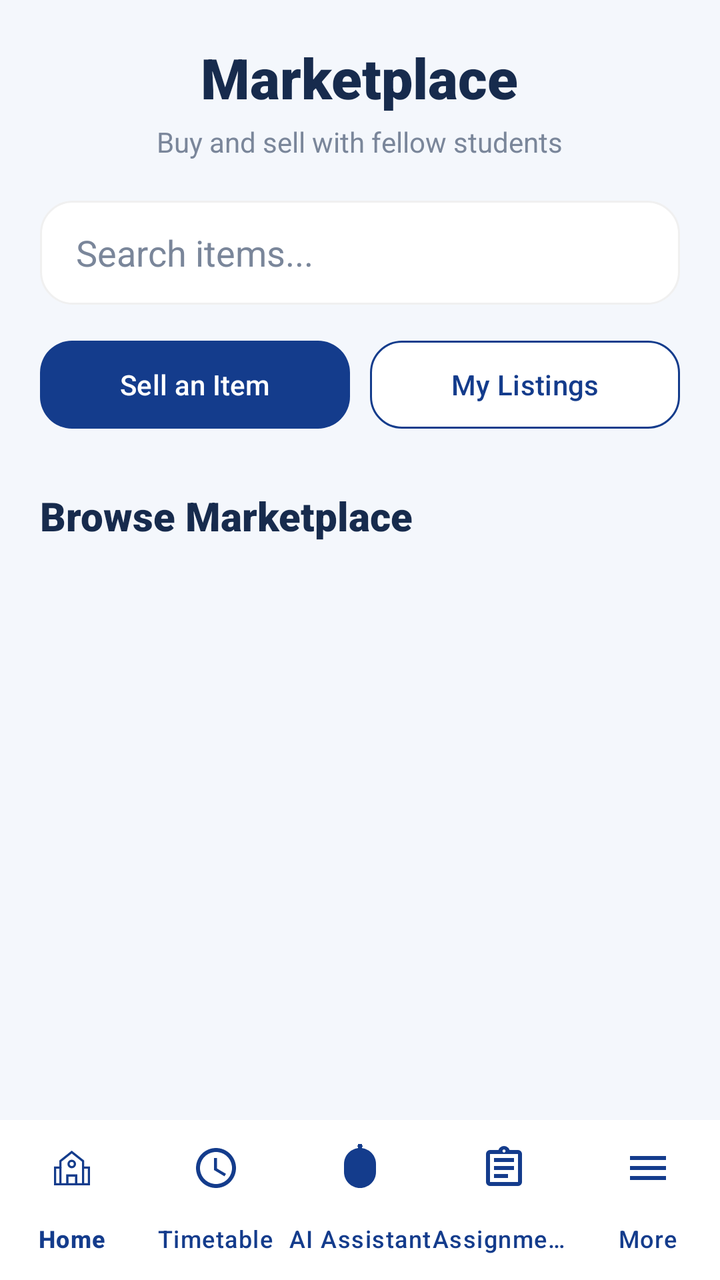
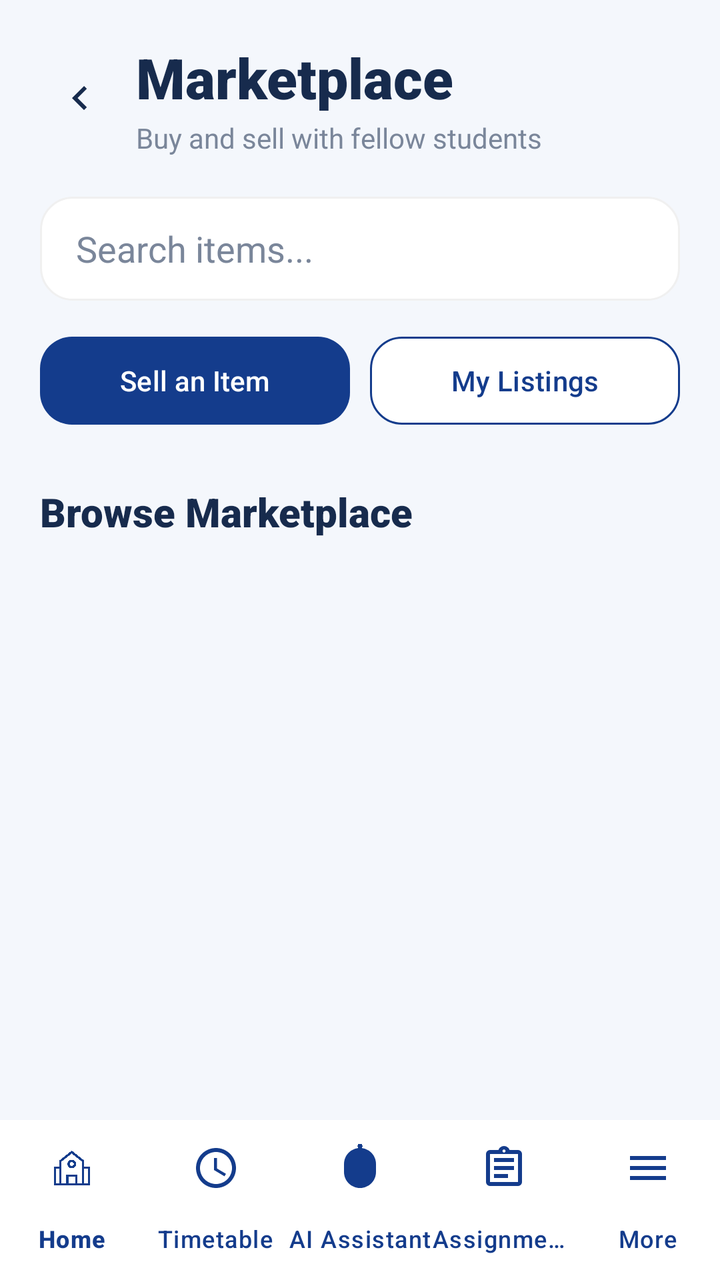

Screens rendered from an Android XML layout before and after an edit, with the pre-edit source and the edit as a unified diff.
<!-- AndroidManifest.xml: application theme Theme.MyCampusComp -->
<!-- res/layout/activity_marketplace.xml -->
<?xml version="1.0" encoding="utf-8"?>
<androidx.constraintlayout.widget.ConstraintLayout
    xmlns:android="http://schemas.android.com/apk/res/android"
    xmlns:app="http://schemas.android.com/apk/res-auto"
    android:layout_width="match_parent"
    android:layout_height="match_parent"
    android:background="@color/screen_background">

    <androidx.core.widget.NestedScrollView
        android:layout_width="match_parent"
        android:layout_height="0dp"
        android:fillViewport="true"
        app:layout_constraintTop_toTopOf="parent"
        app:layout_constraintBottom_toTopOf="@id/bottomNavigation">

        <LinearLayout
            android:layout_width="match_parent"
            android:layout_height="wrap_content"
            android:orientation="vertical"
            android:padding="20dp">

            <TextView
                android:layout_width="wrap_content"
                android:layout_height="wrap_content"
                android:layout_gravity="center"
                android:text="@string/marketplace"
                android:textColor="@color/text_main"
                android:textSize="28sp"
                android:fontFamily="sans-serif-black"/>

            <TextView
                android:layout_width="wrap_content"
                android:layout_height="wrap_content"
                android:layout_gravity="center"
                android:layout_marginTop="4dp"
                android:text="@string/buy_sell_students"
                android:textColor="@color/text_muted"
                android:textSize="14sp"/>

            <EditText
                android:id="@+id/etSearchMarketplace"
                android:layout_width="match_parent"
                android:layout_height="52dp"
                android:layout_marginTop="20dp"
                android:background="@drawable/bg_marketplace_input"
                android:hint="@string/search_items"
                android:paddingHorizontal="18dp"
                android:singleLine="true"
                android:textColor="@color/text_main"
                android:textColorHint="@color/text_muted"/>

            <LinearLayout
                android:layout_width="match_parent"
                android:layout_height="wrap_content"
                android:layout_marginTop="14dp"
                android:orientation="horizontal">

                <com.google.android.material.button.MaterialButton
                    android:id="@+id/btnListItem"
                    android:layout_width="0dp"
                    android:layout_height="52dp"
                    android:layout_weight="1"
                    android:text="@string/sell_an_item"
                    android:textColor="@color/white"
                    app:backgroundTint="@color/brand_primary"
                    app:cornerRadius="16dp"/>

                <com.google.android.material.button.MaterialButton
                    android:id="@+id/btnMyListings"
                    android:layout_width="0dp"
                    android:layout_height="52dp"
                    android:layout_marginStart="10dp"
                    android:layout_weight="1"
                    android:text="@string/my_listings"
                    android:textColor="@color/brand_primary"
                    app:backgroundTint="@color/card_surface"
                    app:cornerRadius="16dp"
                    app:strokeColor="@color/brand_primary"
                    app:strokeWidth="1dp"/>
            </LinearLayout>

            <TextView
                android:layout_width="wrap_content"
                android:layout_height="wrap_content"
                android:layout_marginTop="26dp"
                android:text="@string/browse_marketplace"
                android:textColor="@color/text_main"
                android:textSize="20sp"
                android:fontFamily="sans-serif-black"/>

            <androidx.recyclerview.widget.RecyclerView
                android:id="@+id/recyclerMarketplace"
                android:layout_width="match_parent"
                android:layout_height="wrap_content"
                android:layout_marginTop="12dp"
                android:nestedScrollingEnabled="false"/>

        </LinearLayout>

    </androidx.core.widget.NestedScrollView>

    <com.google.android.material.bottomnavigation.BottomNavigationView
        android:id="@+id/bottomNavigation"
        android:layout_width="match_parent"
        android:layout_height="wrap_content"
        android:background="@color/card_surface"
        android:elevation="16dp"
        app:itemIconTint="@color/brand_primary"
        app:itemTextColor="@color/brand_primary"
        app:labelVisibilityMode="labeled"
        app:menu="@menu/bottom_nav_menu"
        app:layout_constraintBottom_toBottomOf="parent"/>

</androidx.constraintlayout.widget.ConstraintLayout>
<!-- resources referenced by this layout -->
<resources>
  <color name="brand_primary">#143C8C</color>
  <color name="card_surface">#FFFFFF</color>
  <color name="screen_background">#F4F7FC</color>
  <color name="text_main">#172B4D</color>
  <color name="text_muted">#7A869A</color>
  <color name="white">#FFFFFFFF</color>
  <!-- drawable bg_marketplace_input (drawable) -->
  <?xml version="1.0" encoding="utf-8"?>
  <shape xmlns:android="http://schemas.android.com/apk/res/android">
  
      <solid android:color="@color/card_surface"/>
  
      <corners
          android:radius="16dp"/>
  
      <stroke
          android:width="1dp"
          android:color="@color/divider_color"/>
  
  </shape>
  <string name="browse_marketplace">Browse Marketplace</string>
  <string name="buy_sell_students">Buy and sell with fellow students</string>
  <string name="marketplace">Marketplace</string>
  <string name="my_listings">My Listings</string>
  <string name="search_items">Search items...</string>
  <string name="sell_an_item">Sell an Item</string>
  <style name="Theme.MyCampusComp" parent="Base.Theme.MyCampusComp" />
  <color name="divider_color">#F0F0F0</color>
  <style name="Base.Theme.MyCampusComp" parent="Theme.Material3.DayNight.NoActionBar">
          
          
      </style>
</resources>

<!-- the commit's change to res/layout/activity_marketplace.xml (unified diff, before → after) -->
@@ -19,23 +19,47 @@
             android:orientation="vertical"
             android:padding="20dp">
 
-            <TextView
-                android:layout_width="wrap_content"
+            <LinearLayout
+                android:layout_width="match_parent"
                 android:layout_height="wrap_content"
-                android:layout_gravity="center"
-                android:text="@string/marketplace"
-                android:textColor="@color/text_main"
-                android:textSize="28sp"
-                android:fontFamily="sans-serif-black"/>
+                android:gravity="center_vertical"
+                android:orientation="horizontal">
 
-            <TextView
-                android:layout_width="wrap_content"
-                android:layout_height="wrap_content"
-                android:layout_gravity="center"
-                android:layout_marginTop="4dp"
-                android:text="@string/buy_sell_students"
-                android:textColor="@color/text_muted"
-                android:textSize="14sp"/>
+                <ImageButton
+                    android:id="@+id/btnBack"
+                    android:layout_width="40dp"
+                    android:layout_height="40dp"
+                    android:background="?attr/selectableItemBackgroundBorderless"
+                    android:contentDescription="@string/back_text"
+                    android:src="@drawable/ic_chevron_down"
+                    android:rotation="90"
+                    app:tint="@color/text_main" />
+
+                <LinearLayout
+                    android:layout_width="0dp"
+                    android:layout_height="wrap_content"
+                    android:layout_weight="1"
+                    android:layout_marginStart="8dp"
+                    android:orientation="vertical">
+
+                    <TextView
+                        android:layout_width="wrap_content"
+                        android:layout_height="wrap_content"
+                        android:text="@string/marketplace"
+                        android:textColor="@color/text_main"
+                        android:textSize="28sp"
+                        android:fontFamily="sans-serif-black"/>
+
+                    <TextView
+                        android:layout_width="wrap_content"
+                        android:layout_height="wrap_content"
+                        android:layout_marginTop="2dp"
+                        android:text="@string/buy_sell_students"
+                        android:textColor="@color/text_muted"
+                        android:textSize="14sp"/>
+                </LinearLayout>
+
+            </LinearLayout>
 
             <EditText
                 android:id="@+id/etSearchMarketplace"
<!-- resource entries referenced after the edit -->
@@ -20,6 +20,17 @@
           android:color="@color/divider_color"/>
   
   </shape>
+  <!-- drawable ic_chevron_down (drawable) -->
+  <vector xmlns:android="http://schemas.android.com/apk/res/android"
+      android:width="24dp"
+      android:height="24dp"
+      android:viewportWidth="24"
+      android:viewportHeight="24">
+      <path
+          android:fillColor="#8E94A3"
+          android:pathData="M7.41,8.59L12,13.17l4.59-4.58L18,10l-6,6l-6,-6L7.41,8.59z" />
+  </vector>
+  <string name="back_text">Back</string>
   <string name="browse_marketplace">Browse Marketplace</string>
   <string name="buy_sell_students">Buy and sell with fellow students</string>
   <string name="marketplace">Marketplace</string>
